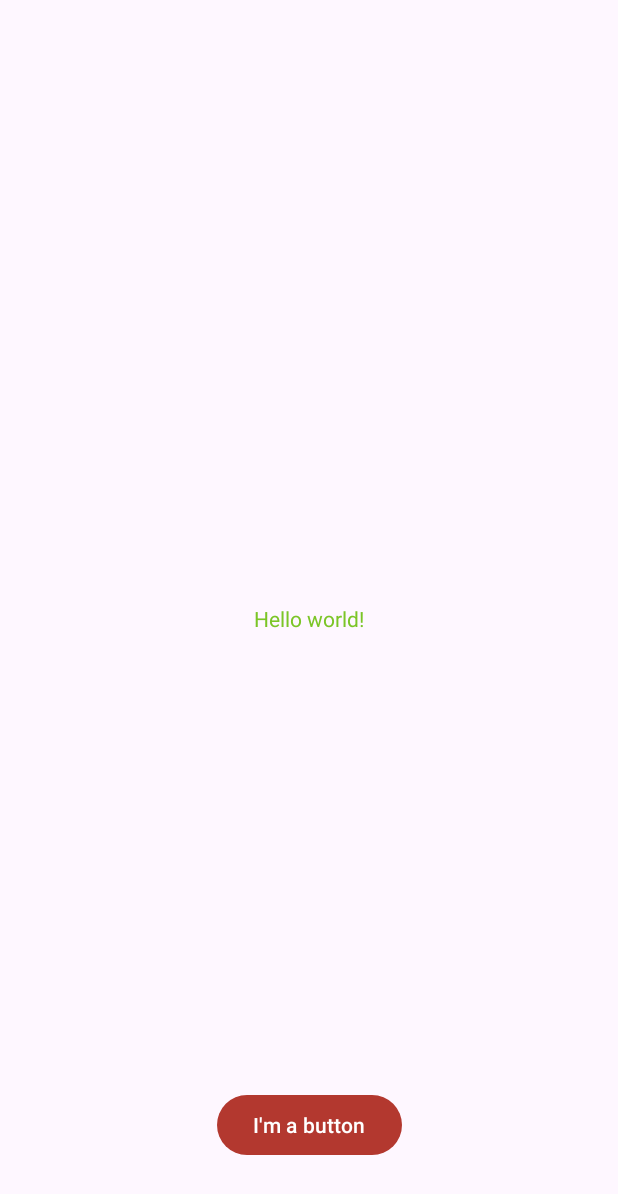
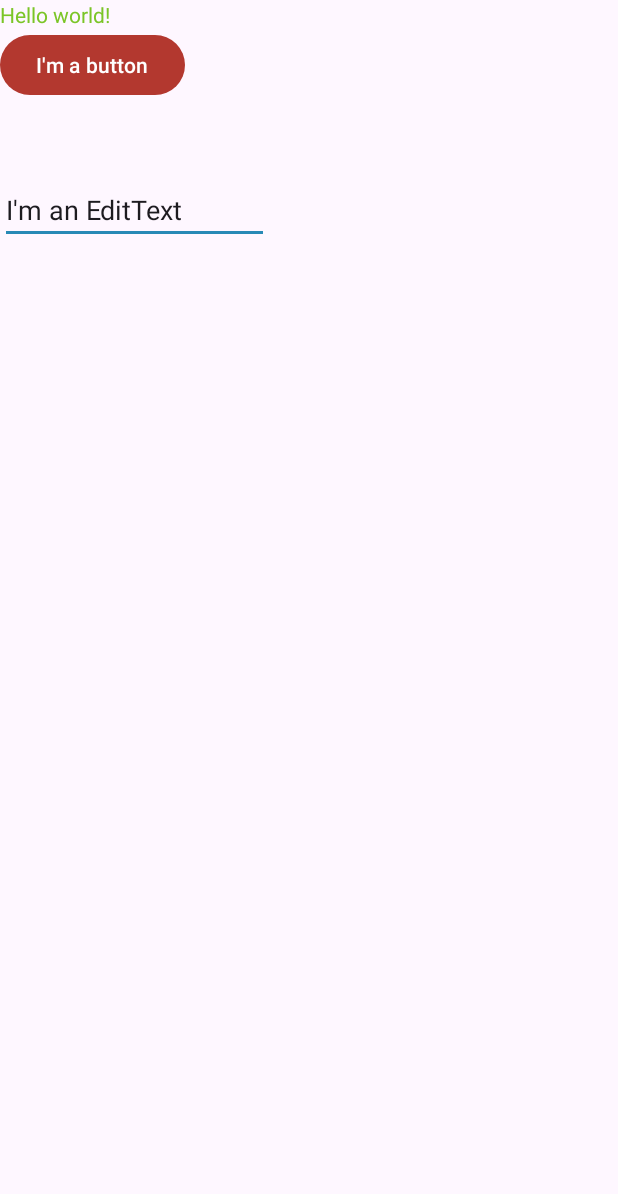
Before and after one commit to HanShuHan/Android-APP-Trivia-Question, an Android app: the screen it shows after launch (MainActivity), on a phone screen of 412 x 824 dp. Shown: the top 1194 px of the screen. Run offline under Robolectric (Android 15) with nearby library versions, the phone set to English and light mode, and no system bars.

Commit message:
6th Commit: 1. Added EditText 2. Added View Ids 3. Added View Binding
Signed-off-by: Shu Han Han <han00135@algonquinlive.com>

```diff
--- a/app/build.gradle
+++ b/app/build.gradle
@@ -26,6 +26,9 @@ android {
         sourceCompatibility JavaVersion.VERSION_1_8
         targetCompatibility JavaVersion.VERSION_1_8
     }
+    buildFeatures {
+        viewBinding true
+    }
 }
 
 dependencies {
--- a/app/src/main/java/algonquin/cst2335/han00135/MainActivity.java
+++ b/app/src/main/java/algonquin/cst2335/han00135/MainActivity.java
@@ -1,14 +1,35 @@
 package algonquin.cst2335.han00135;
 
 import android.os.Bundle;
+import android.widget.Button;
+import android.widget.EditText;
+import android.widget.TextView;
 
 import androidx.appcompat.app.AppCompatActivity;
 
+import algonquin.cst2335.han00135.databinding.ActivityMainBinding;
+
 public class MainActivity extends AppCompatActivity {
+
+    private ActivityMainBinding mainBinding;
 
     @Override
     protected void onCreate(Bundle savedInstanceState) {
         super.onCreate(savedInstanceState);
-        setContentView(R.layout.activity_main);
+
+        // View Binding
+        mainBinding = ActivityMainBinding.inflate(getLayoutInflater());
+        setContentView(mainBinding.getRoot());
+
+        // View Objects
+        final TextView myTextView = mainBinding.myTextView;
+        final Button myButton = mainBinding.myButton;
+        final EditText myEditText = mainBinding.myEditText;
+
+        // Sets myButton OnClickListener
+        myButton.setOnClickListener(v -> {
+            String editStr = myEditText.getText().toString();
+            myTextView.setText("Your edit text has: " + editStr);
+        });
     }
 }
--- a/app/src/main/res/layout/activity_main.xml
+++ b/app/src/main/res/layout/activity_main.xml
@@ -1,28 +1,30 @@
 <?xml version="1.0" encoding="utf-8"?>
-<androidx.constraintlayout.widget.ConstraintLayout xmlns:android="http://schemas.android.com/apk/res/android"
-    xmlns:app="http://schemas.android.com/apk/res-auto"
+<LinearLayout xmlns:android="http://schemas.android.com/apk/res/android"
     xmlns:tools="http://schemas.android.com/tools"
     android:layout_width="match_parent"
     android:layout_height="match_parent"
+    android:orientation="vertical"
     tools:context=".MainActivity">
 
     <TextView
+        android:id="@+id/myTextView"
         android:layout_width="wrap_content"
         android:layout_height="wrap_content"
-        android:text="@string/hello_message"
-        app:layout_constraintBottom_toBottomOf="parent"
-        app:layout_constraintEnd_toEndOf="parent"
-        app:layout_constraintStart_toStartOf="parent"
-        app:layout_constraintTop_toTopOf="parent" />
+        android:text="@string/hello_message" />
 
     <Button
+        android:id="@+id/myButton"
         android:layout_width="wrap_content"
         android:layout_height="wrap_content"
         android:layout_marginBottom="50dp"
-        android:text="@string/button_message"
-        app:layout_constraintBottom_toBottomOf="parent"
-        app:layout_constraintEnd_toEndOf="parent"
-        app:layout_constraintHorizontal_bias="0.5"
-        app:layout_constraintStart_toStartOf="parent" />
+        android:text="@string/button_message" />
 
-</androidx.constraintlayout.widget.ConstraintLayout>
+    <EditText
+        android:id="@+id/myEditText"
+        android:layout_width="wrap_content"
+        android:layout_height="wrap_content"
+        android:hint="@string/hintText"
+        android:text="@string/editMessage" />
+
+
+</LinearLayout>
--- a/app/src/main/res/values/strings.xml
+++ b/app/src/main/res/values/strings.xml
@@ -2,4 +2,6 @@
     <string name="hello_message">"Hello world!</string>
     <string name="app_name">Han\'s Android Labs</string>
     <string name="button_message">I\'m a button</string>
+    <string name="editMessage">I\'m an EditText</string>
+    <string name="hintText">Write something here</string>
 </resources>
```
